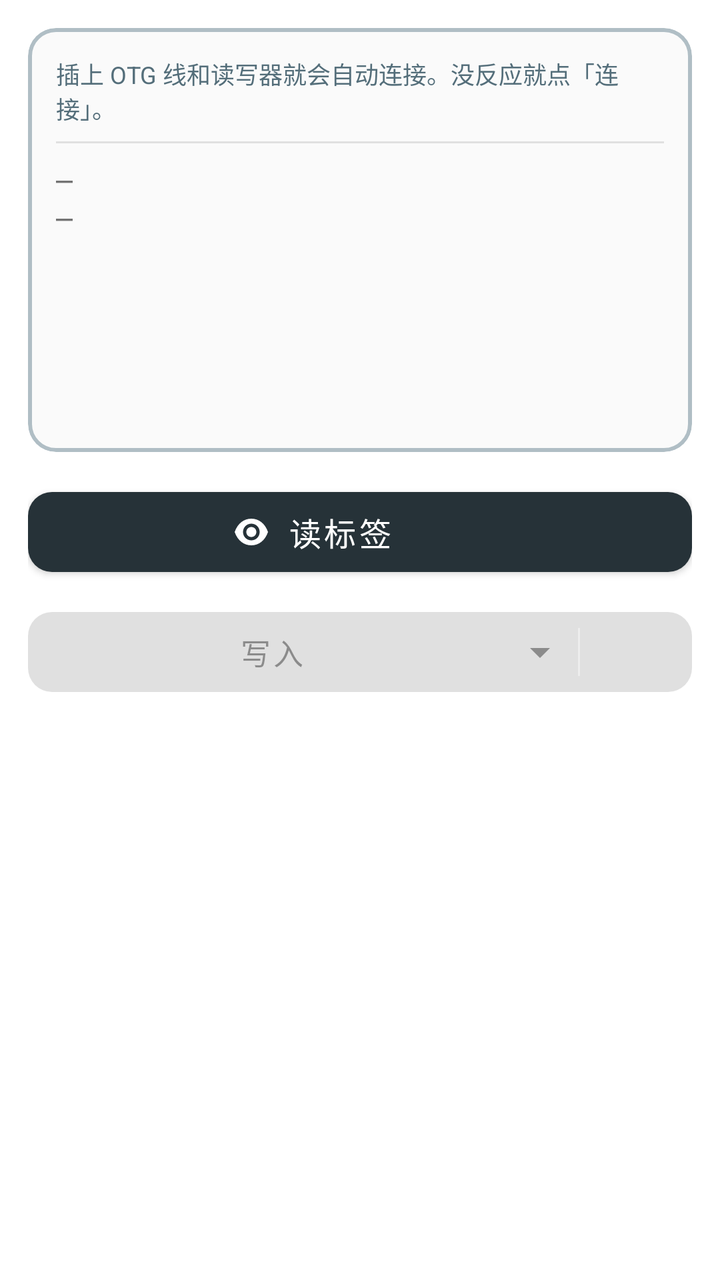
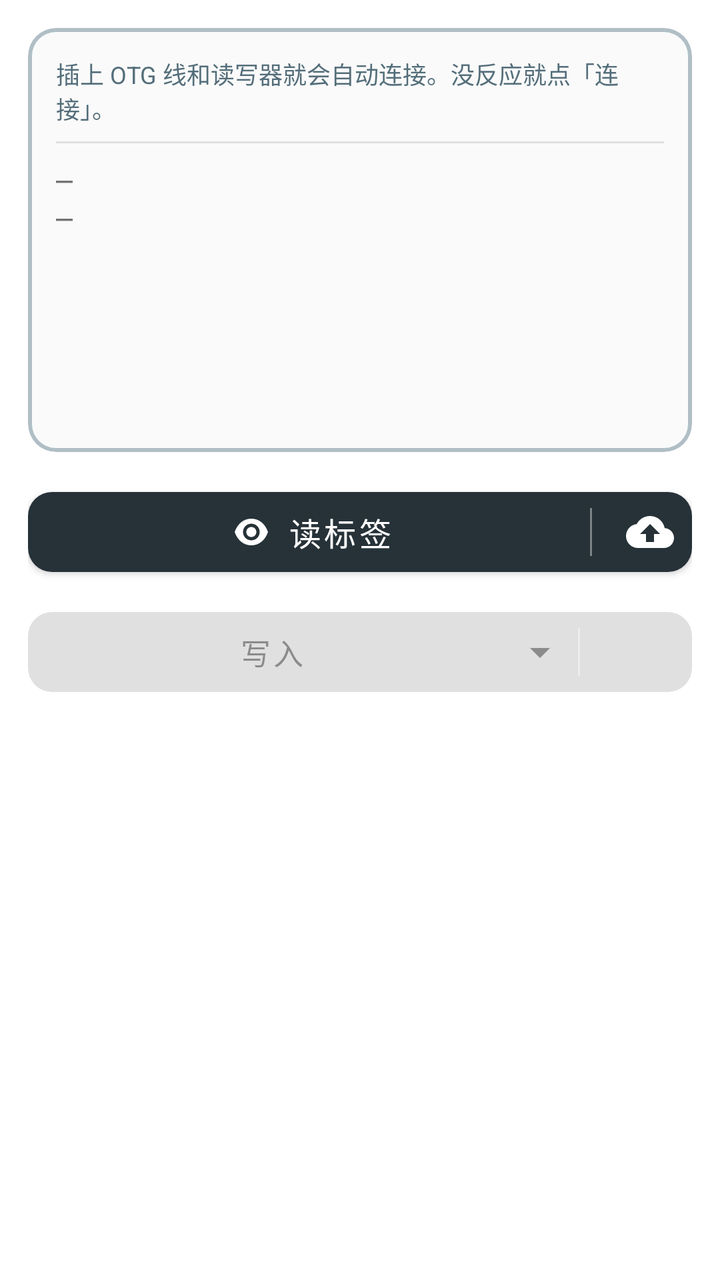

An Android layout rendered at two revisions. The XML below is the earlier revision; the diff shows what the commit changed to produce the second picture.
<!-- AndroidManifest.xml: application theme Theme.UhfRfid -->
<!-- res/layout/fragment_home.xml -->
<?xml version="1.0" encoding="utf-8"?>
<androidx.core.widget.NestedScrollView xmlns:android="http://schemas.android.com/apk/res/android"
    xmlns:app="http://schemas.android.com/apk/res-auto"
    android:layout_width="match_parent"
    android:layout_height="match_parent"
    android:fillViewport="true">

    <LinearLayout
        android:layout_width="match_parent"
        android:layout_height="wrap_content"
        android:orientation="vertical"
        android:padding="14dp">

        
        <com.google.android.material.card.MaterialCardView
            android:id="@+id/panel"
            android:layout_width="match_parent"
            android:layout_height="212dp"
            app:cardBackgroundColor="#FAFAFA"
            app:cardCornerRadius="14dp"
            app:cardElevation="0dp"
            app:strokeColor="#B0BEC5"
            app:strokeWidth="2dp">

            <LinearLayout
                android:layout_width="match_parent"
                android:layout_height="match_parent"
                android:orientation="vertical"
                android:padding="14dp">

                <com.google.android.material.textview.MaterialTextView
                    android:id="@+id/statusText"
                    android:layout_width="match_parent"
                    android:layout_height="wrap_content"
                    android:ellipsize="end"
                    android:maxLines="2"
                    android:text="@string/no_device_hint"
                    android:textColor="#546E7A"
                    android:textSize="12sp" />

                <com.google.android.material.textview.MaterialTextView
                    android:id="@+id/hitName"
                    android:layout_width="match_parent"
                    android:layout_height="wrap_content"
                    android:layout_marginTop="4dp"
                    android:ellipsize="end"
                    android:maxLines="1"
                    android:textColor="#0D47A1"
                    android:textSize="22sp"
                    android:textStyle="bold"
                    android:visibility="gone" />

                <com.google.android.material.textview.MaterialTextView
                    android:id="@+id/hitSub"
                    android:layout_width="match_parent"
                    android:layout_height="wrap_content"
                    android:ellipsize="end"
                    android:maxLines="1"
                    android:fontFamily="monospace"
                    android:textColor="#1565C0"
                    android:textSize="12sp"
                    android:visibility="gone" />

                <View
                    android:layout_width="match_parent"
                    android:layout_height="1dp"
                    android:layout_marginTop="8dp"
                    android:layout_marginBottom="8dp"
                    android:background="#E0E0E0" />

                <com.google.android.material.textview.MaterialTextView
                    android:id="@+id/epcText"
                    android:layout_width="match_parent"
                    android:layout_height="wrap_content"
                    android:ellipsize="middle"
                    android:fontFamily="monospace"
                    android:maxLines="1"
                    android:text="—"
                    android:textIsSelectable="true"
                    android:textSize="14sp" />

                <com.google.android.material.textview.MaterialTextView
                    android:id="@+id/tidText"
                    android:layout_width="match_parent"
                    android:layout_height="wrap_content"
                    android:ellipsize="middle"
                    android:fontFamily="monospace"
                    android:maxLines="1"
                    android:text="—"
                    android:textIsSelectable="true"
                    android:textSize="14sp" />

                <com.google.android.material.textview.MaterialTextView
                    android:id="@+id/checkText"
                    android:layout_width="match_parent"
                    android:layout_height="wrap_content"
                    android:layout_marginTop="2dp"
                    android:ellipsize="end"
                    android:maxLines="1"
                    android:textSize="12sp"
                    android:textStyle="bold" />
            </LinearLayout>
        </com.google.android.material.card.MaterialCardView>

        
        
        <FrameLayout
            android:layout_width="match_parent"
            android:layout_height="52dp"
            android:layout_marginTop="14dp">

            <com.google.android.material.button.MaterialButton
                android:id="@+id/readBtn"
                android:layout_width="match_parent"
                android:layout_height="match_parent"
                android:ellipsize="end"
                android:maxLines="1"
                android:paddingEnd="64dp"
                android:text="@string/read_short"
                android:textSize="16sp"
                app:cornerRadius="12dp"
                app:icon="@drawable/ic_read"
                app:iconGravity="textStart" />

            <View
                android:layout_width="1dp"
                android:layout_height="24dp"
                android:layout_gravity="end|center_vertical"
                android:layout_marginEnd="56dp"
                android:background="#66FFFFFF" />

            
            
            <View
                android:id="@+id/uploadZone"
                android:layout_width="56dp"
                android:layout_height="match_parent"
                android:layout_gravity="end"
                android:background="?attr/selectableItemBackground"
                android:clickable="true"
                android:elevation="6dp"
                android:focusable="false"
                android:outlineProvider="none" />

            <ImageView
                android:layout_width="24dp"
                android:layout_height="24dp"
                android:layout_gravity="end|center_vertical"
                android:layout_marginEnd="16dp"
                android:contentDescription="@string/cloud_upload"
                android:src="@drawable/ic_upload" />
        </FrameLayout>

        
        <FrameLayout
            android:layout_width="match_parent"
            android:layout_height="52dp"
            android:layout_marginTop="8dp">

            <com.google.android.material.button.MaterialButton
                android:id="@+id/writeBtn"
                android:layout_width="match_parent"
                android:layout_height="match_parent"
                android:ellipsize="end"
                android:enabled="false"
                android:maxLines="1"
                android:paddingEnd="64dp"
                android:text="@string/write_now"
                android:textSize="15sp"
                app:cornerRadius="12dp"
                app:icon="@drawable/ic_drop_down"
                app:iconGravity="end"
                app:iconPadding="16dp" />

            
            <View
                android:layout_width="1dp"
                android:layout_height="24dp"
                android:layout_gravity="end|center_vertical"
                android:layout_marginEnd="56dp"
                android:background="#66FFFFFF" />

            
            
            <View
                android:id="@+id/dropZone"
                android:layout_width="56dp"
                android:layout_height="match_parent"
                android:layout_gravity="end"
                android:background="?attr/selectableItemBackground"
                android:clickable="true"
                android:elevation="6dp"
                android:focusable="false"
                android:outlineProvider="none" />
        </FrameLayout>
    </LinearLayout>
</androidx.core.widget.NestedScrollView>
<!-- resources referenced by this layout -->
<resources>
  <!-- drawable ic_drop_down (drawable) -->
  <?xml version="1.0" encoding="utf-8"?>
  <vector xmlns:android="http://schemas.android.com/apk/res/android"
      android:width="24dp" android:height="24dp"
      android:viewportWidth="24" android:viewportHeight="24">
      <path android:fillColor="#FFFFFF" android:pathData="M7,10l5,5 5,-5z" />
  </vector>
  <!-- drawable ic_read (drawable) -->
  <?xml version="1.0" encoding="utf-8"?>
  <vector xmlns:android="http://schemas.android.com/apk/res/android"
      android:width="20dp" android:height="20dp"
      android:viewportWidth="24" android:viewportHeight="24">
      <path android:fillColor="#FFFFFF"
          android:pathData="M12,4C7.6,4 3.8,6.8 2,12c1.8,5.2 5.6,8 10,8s8.2,-2.8 10,-8C20.2,6.8 16.4,4 12,4zM12,17c-2.8,0 -5,-2.2 -5,-5s2.2,-5 5,-5s5,2.2 5,5S14.8,17 12,17zM12,9c-1.7,0 -3,1.3 -3,3s1.3,3 3,3s3,-1.3 3,-3S13.7,9 12,9z" />
  </vector>
  <!-- drawable ic_upload (drawable) -->
  <?xml version="1.0" encoding="utf-8"?>
  <vector xmlns:android="http://schemas.android.com/apk/res/android"
      android:width="24dp" android:height="24dp"
      android:viewportWidth="24" android:viewportHeight="24">
      <path android:fillColor="#FFFFFF"
          android:pathData="M19.35,10.04C18.67,6.59 15.64,4 12,4C9.11,4 6.6,5.64 5.35,8.04C2.34,8.36 0,10.91 0,14c0,3.31 2.69,6 6,6h13c2.76,0 5,-2.24 5,-5C24,12.36 21.95,10.22 19.35,10.04zM14,13v4h-4v-4H7l5,-5l5,5H14z" />
  </vector>
  <string name="cloud_upload">上传到云端</string>
  <string name="no_device_hint">插上 OTG 线和读写器就会自动连接。没反应就点「连接」。</string>
  <string name="read_short">读标签</string>
  <string name="write_now">写入</string>
  <style name="Theme.UhfRfid" parent="Theme.MaterialComponents.DayNight.NoActionBar">
          <item name="colorPrimary">#263238</item>
          <item name="colorPrimaryDark">#1B2429</item>
          <item name="colorAccent">#26A69A</item>
      </style>
</resources>

<!-- the commit's change to res/layout/fragment_home.xml (unified diff, before → after) -->
@@ -122,33 +122,32 @@
                 app:icon="@drawable/ic_read"
                 app:iconGravity="textStart" />
 
-            <View
-                android:layout_width="1dp"
-                android:layout_height="24dp"
-                android:layout_gravity="end|center_vertical"
-                android:layout_marginEnd="56dp"
-                android:background="#66FFFFFF" />
-
             
-            
-            <View
+            <LinearLayout
                 android:id="@+id/uploadZone"
-                android:layout_width="56dp"
+                android:layout_width="60dp"
                 android:layout_height="match_parent"
                 android:layout_gravity="end"
                 android:background="?attr/selectableItemBackground"
                 android:clickable="true"
                 android:elevation="6dp"
                 android:focusable="false"
-                android:outlineProvider="none" />
+                android:gravity="center"
+                android:orientation="horizontal"
+                android:outlineProvider="none">
 
-            <ImageView
-                android:layout_width="24dp"
-                android:layout_height="24dp"
-                android:layout_gravity="end|center_vertical"
-                android:layout_marginEnd="16dp"
-                android:contentDescription="@string/cloud_upload"
-                android:src="@drawable/ic_upload" />
+                <View
+                    android:layout_width="1dp"
+                    android:layout_height="24dp"
+                    android:background="#66FFFFFF" />
+
+                <ImageView
+                    android:layout_width="24dp"
+                    android:layout_height="24dp"
+                    android:layout_marginStart="17dp"
+                    android:contentDescription="@string/cloud_upload"
+                    android:src="@drawable/ic_upload" />
+            </LinearLayout>
         </FrameLayout>
 
         
